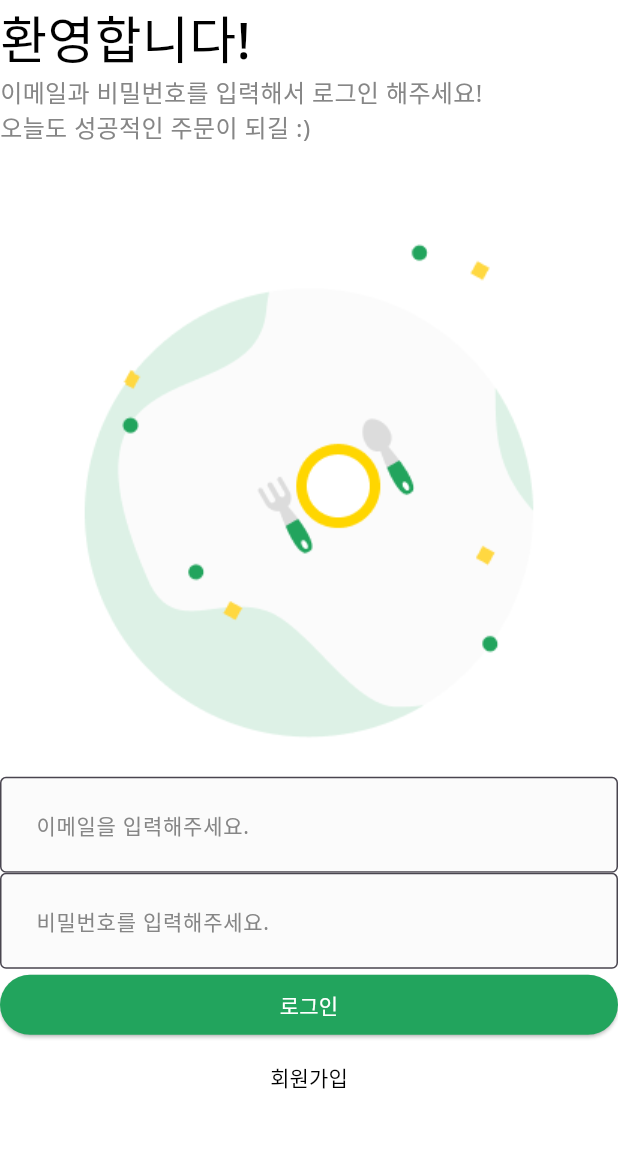
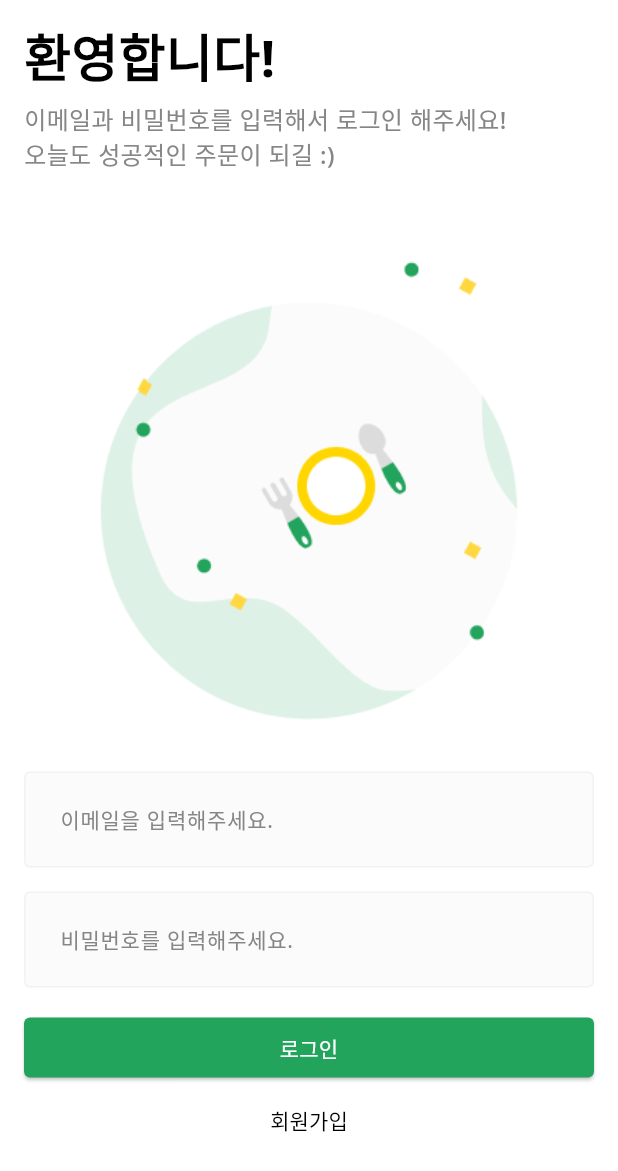
Before and after one commit to wnsdnn/Flutter_Codefactory_Middle, a Flutter app: the screen it shows after launch, on a phone screen of 412 x 824 dp. Shown: the top 1171 px of the screen. Run offline on Flutter 3.47's test engine with Material 3 defaults, Android fonts, the phone set to English and light mode, and no system bars.

Commit message:
UI 마무리하기

```diff
--- a/project/actual/lib/common/component/custom_text_form_field.dart
+++ b/project/actual/lib/common/component/custom_text_form_field.dart
@@ -49,6 +49,8 @@ class CustomTextFormField extends StatelessWidget {
         filled: true,
         // 모든 Input 상태의 기본 스타일 세팅
         border: baseBorder,
+        // 포커스 비활성화 되어있는 상태의 Border 스타일
+        enabledBorder: baseBorder,
         focusedBorder: baseBorder.copyWith(
           borderSide: baseBorder.borderSide.copyWith(
             color: PRIMARY_COLOR,
--- a/project/actual/lib/user/view/login_screen.dart
+++ b/project/actual/lib/user/view/login_screen.dart
@@ -8,50 +8,71 @@ class LoginScreen extends StatelessWidget {
 
   @override
   Widget build(BuildContext context) {
-    final logoWidth = MediaQuery.of(context).size.width / 3 * 2;
+    final logoWidth = (MediaQuery.of(context).size.width / 3) * 2;
 
     return DefaultLayout(
+      child: SingleChildScrollView(
+        // 키보드 활성화 상태에 화면 드래그시 키보드 비활성화로 변경
+        keyboardDismissBehavior: ScrollViewKeyboardDismissBehavior.onDrag,
         child: SafeArea(
           top: true,
           bottom: false,
+          child: Padding(
+            padding: const EdgeInsets.symmetric(
+              horizontal: 16.0,
+              vertical: 12.0,
+            ),
             child: Column(
               crossAxisAlignment: CrossAxisAlignment.stretch,
               children: [
                 _Title(),
+                SizedBox(height: 6.0),
                 _SubTitle(),
-            Image.asset(
+                Padding(
+                  padding: const EdgeInsets.all(16.0),
+                  child: Image.asset(
                     'asset/img/misc/logo.png',
                     width: logoWidth,
                   ),
+                ),
+                SizedBox(height: 12.0),
                 CustomTextFormField(
                   hintText: '이메일을 입력해주세요.',
                   onChanged: (String value) {},
                 ),
+                SizedBox(height: 16.0),
                 CustomTextFormField(
                   hintText: '비밀번호를 입력해주세요.',
                   obscureText: true,
                   onChanged: (String value) {},
                 ),
+                SizedBox(height: 16.0),
                 ElevatedButton(
                   onPressed: () {},
                   style: ElevatedButton.styleFrom(
                     primary: PRIMARY_COLOR,
+                    shape: RoundedRectangleBorder(
+                      borderRadius: BorderRadius.circular(4.0),
+                    ),
                   ),
                   child: Text(
                     '로그인',
-                style: TextStyle(
-                  color: Colors.white,
-                ),
+                    style: TextStyle(color: Colors.white),
                   ),
                 ),
                 TextButton(
                   onPressed: () {},
                   style: TextButton.styleFrom(
                     primary: Colors.black,
+                    shape: RoundedRectangleBorder(
+                      borderRadius: BorderRadius.circular(4.0),
+                    ),
                   ),
                   child: Text('회원가입'),
                 ),
               ],
+            ),
+          ),
         ),
       ),
     );
@@ -67,7 +88,7 @@ class _Title extends StatelessWidget {
       '환영합니다!',
       style: TextStyle(
         fontSize: 34.0,
-        fontWeight: FontWeight.w500,
+        fontWeight: FontWeight.w700,
         color: Colors.black,
       ),
     );
@@ -83,6 +104,7 @@ class _SubTitle extends StatelessWidget {
       '이메일과 비밀번호를 입력해서 로그인 해주세요!\n오늘도 성공적인 주문이 되길 :)',
       style: TextStyle(
         fontSize: 16.0,
+        fontWeight: FontWeight.w500,
         color: BODY_TEXT_COLOR,
       ),
     );
```
Lines whose indentation alone changed are shown as unchanged.
